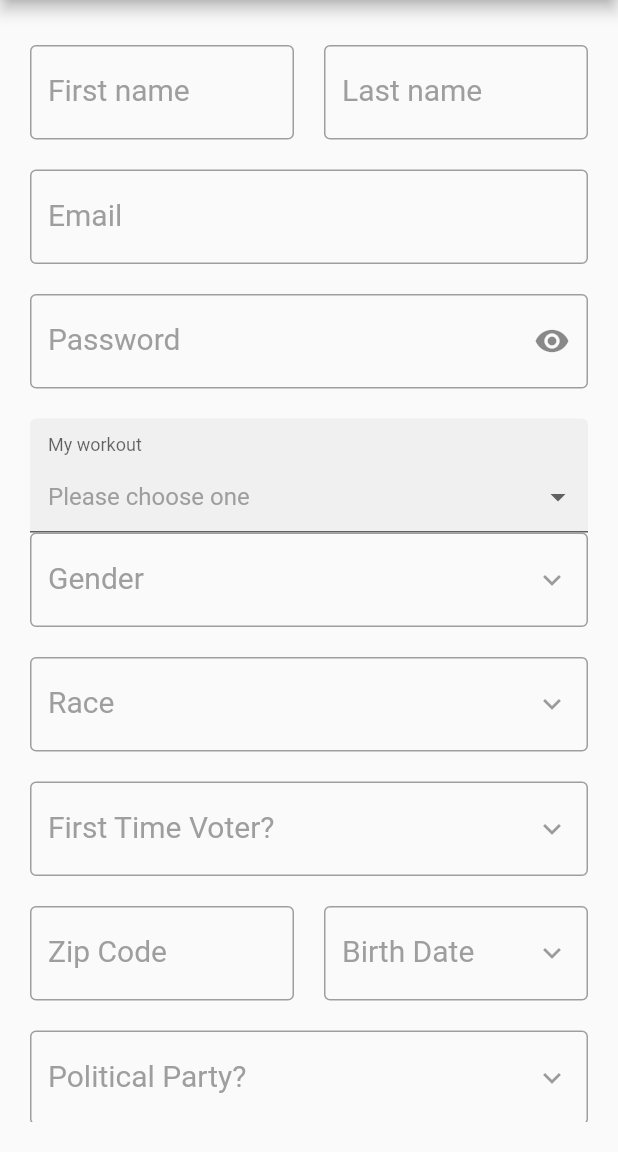
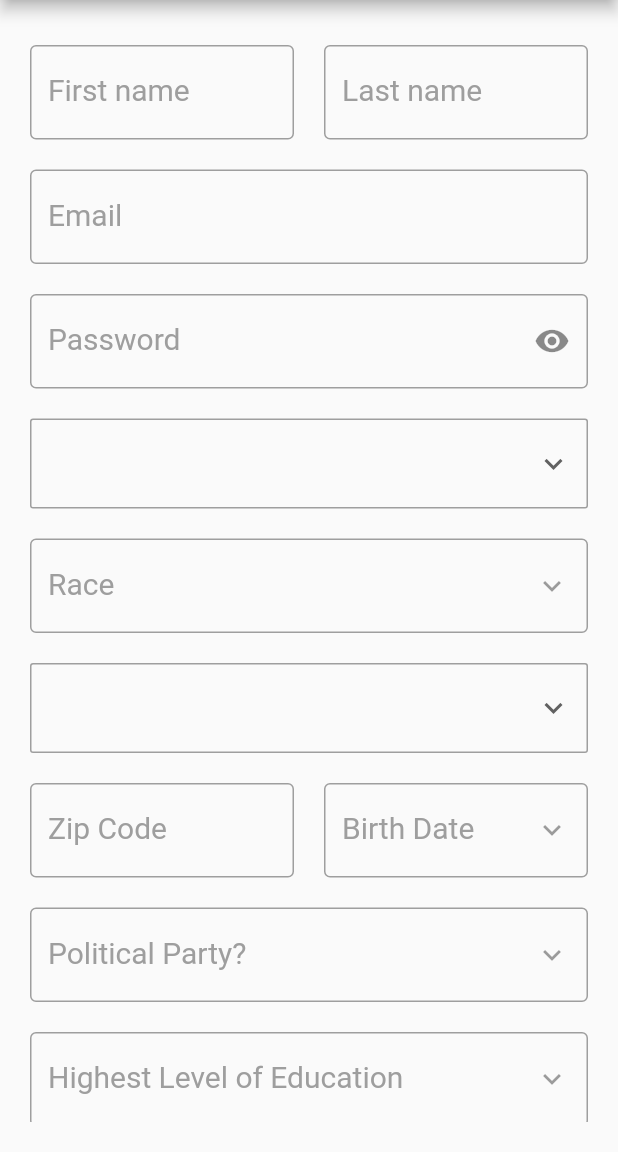
Before and after one commit to nirmal251992/register_demo, a Flutter app: the screen it shows after launch, on a phone screen of 412 x 824 dp, the part 84-1236 px from its top. Run offline on Flutter 3.47's test engine with Material 2 defaults, Android fonts, the phone set to English and light mode, and no system bars; drawn by our look-alikes of dropdown_formfield; Roboto replaces fonts that are missing (Montserrat).

Commit message:
dropdown,cupertinodatepicker

```diff
--- /dev/null
+++ b/lib/Models.dart
@@ -0,0 +1,28 @@
+class Gender {
+  int id;
+  String gender;
+
+  Gender(this.id, this.gender);
+  static List<Gender> getCompanies() {
+    return <Gender>[
+
+      Gender(1, 'Male'),
+      Gender(2, 'Female'),
+
+    ];
+  }
+}
+class FirstVoter {
+  int id;
+  String type;
+
+  FirstVoter(this.id, this.type);
+  static List<FirstVoter> getCompanies() {
+    return <FirstVoter>[
+
+      FirstVoter(1, 'Yes'),
+      FirstVoter(2, 'No'),
+
+    ];
+  }
+}
--- a/lib/constants.dart
+++ b/lib/constants.dart
@@ -12,10 +12,12 @@ abstract class ThemeText {
 abstract class Decor {
   static const InputDecoration decorText = InputDecoration(
 
+
     enabledBorder: OutlineInputBorder(
       borderSide: BorderSide(color: Colors.grey),
     ),
     hintStyle: TextStyle(color: Colors.grey),
+
     labelStyle: TextStyle(color: Colors.grey),
     focusedBorder: OutlineInputBorder(
       borderSide: BorderSide(color: Colors.grey),
--- a/lib/register.dart
+++ b/lib/register.dart
@@ -1,29 +1,136 @@
+
+
+
 
 import 'package:flutter/material.dart';
 import 'constants.dart';
 import 'package:flutter/cupertino.dart';
+import 'dart:io';
+import 'package:intl/intl.dart';
 import 'package:dropdown_formfield/dropdown_formfield.dart';
-
+import 'Models.dart';
 class Register extends StatefulWidget {
   @override
   _RegisterState createState() => _RegisterState();
 }
+
 class _RegisterState extends State<Register> {
 
   TextEditingController fnamecontroller = TextEditingController();
   TextEditingController lnamecontroller = TextEditingController();
   TextEditingController passwordcontroller = TextEditingController();
   TextEditingController emailcontroller = TextEditingController();
+  TextEditingController genderController =  TextEditingController();
+  TextEditingController birthController =  TextEditingController();
+  List<Gender> _genders = Gender.getCompanies();
+  List<DropdownMenuItem<Gender>> _dropdownMenuItems;
+  List<FirstVoter> _firstvoters = FirstVoter.getCompanies();
+  List<DropdownMenuItem<FirstVoter>> _dropdownMenuVoters;
+
+  DateTime selectedDate = DateTime.now();
   bool _obscureText = true;
   String dropdownValue = 'Male';
   String _myActivity;
-  // Toggles the password show status
+  int selected_item = 0;
+  String _selectedText;
+  List<String> items = ['Male','Female'];
+  Gender _selectedItem;
+  FirstVoter _selectedType;
+
+  Future<void> _selectDate(BuildContext context) async {
+    final DateTime picked = await showDatePicker(
+        context: context,
+        initialDate: selectedDate,
+        firstDate: DateTime(1950),
+        lastDate: DateTime.now()
+    );
+
+    if (picked != null && picked != selectedDate)
+      setState(() {
+        selectedDate = picked;
+        String date = new DateFormat('dd-MM-yyyy').format(selectedDate);
+        birthController.text = date;
+        //selectedDate.toString();
+      });
+  }
+
+  Widget _showModalBottomSheet(context){
+    showModalBottomSheet(
+        context: context,
+        builder: (BuildContext context){
+          return Container(
+            height: MediaQuery.of(context).copyWith().size.height / 3,
+            child: _showCupertinoDatePicker(),
+          );
+        }
+    );
+  }
+
+  Widget _showCupertinoDatePicker() {
+    return CupertinoDatePicker(
+      initialDateTime: selectedDate,
+      onDateTimeChanged: (DateTime newDate) {
+        selectedDate = newDate;
+        print('2. onDateTimeChanged : $selectedDate' );
+      },
+      // minimumYear: 2020,
+      // maximumYear: 2050,
+      mode: CupertinoDatePickerMode.date,
+    );
+  }
+  Widget _buildItemPicker() {
+    return CupertinoPicker(
+      itemExtent: 60.0,
+     // backgroundColor: CupertinoColors.white,
+      onSelectedItemChanged: (index) {
+        setState(() {
+          selected_item = index;
+        });
+        print(index);
+      },
+      children: new List<Widget>.generate(items.length, (index) {
+        return new Center(child:
+        Text(items[index]),
+        );
+      }),
+    );
+  }
   void _toggle() {
     setState(() {
       _obscureText = !_obscureText;
     });
   }
-
+  @override
+  void initState() {
+    _dropdownMenuItems = buildDropdownMenuItems(_genders);
+    _dropdownMenuVoters = buildDropdownMenuVoters(_firstvoters);
+   // _selectedItem = _dropdownMenuItems[0].value;
+    super.initState();
+  }
+  List<DropdownMenuItem<FirstVoter>> buildDropdownMenuVoters(List companies) {
+    List<DropdownMenuItem<FirstVoter>> items = List();
+    for (FirstVoter vote in companies) {
+      items.add(
+        DropdownMenuItem(
+          value: vote,
+          child: Text(vote.type),
+        ),
+      );
+    }
+    return items;
+  }
+  List<DropdownMenuItem<Gender>> buildDropdownMenuItems(List companies) {
+    List<DropdownMenuItem<Gender>> items = List();
+    for (Gender gender in companies) {
+      items.add(
+        DropdownMenuItem(
+          value: gender,
+          child: Text(gender.gender),
+        ),
+      );
+    }
+    return items;
+  }
   @override
   Widget build(BuildContext context) {
     return Scaffold(
@@ -65,8 +172,8 @@ class _RegisterState extends State<Register> {
               decoration: Decor.decorText.copyWith(labelText: "Email"),
             ),
             SizedBox(height: 20),
+
             TextFormField(
-
               style: CustomTextStyle.display5(context),
               controller: passwordcontroller,
               decoration: Decor.decorText.
@@ -79,118 +186,78 @@ class _RegisterState extends State<Register> {
               obscureText: _obscureText,
             ),
             SizedBox(height: 20),
-        DropDownFormField(
-          titleText: 'My workout',
-          hintText: 'Please choose one',
-          value: _myActivity,
-          onSaved: (value) {
-            setState(() {
-              _myActivity = value;
-            });
-          },
-          onChanged: (value) {
-            setState(() {
-              _myActivity = value;
-            });
-          },
-          dataSource: [
-            {
-              "display": "Running",
-              "value": "Running",
-            },
-            {
-              "display": "Climbing",
-              "value": "Climbing",
-            },
-            {
-              "display": "Walking",
-              "value": "Walking",
-            },
-            {
-              "display": "Swimming",
-              "value": "Swimming",
-            },
-            {
-              "display": "Soccer Practice",
-              "value": "Soccer Practice",
-            },
-            {
-              "display": "Baseball Practice",
-              "value": "Baseball Practice",
-            },
-            {
-              "display": "Football Practice",
-              "value": "Football Practice",
-            },
-          ],
-          textField: 'display',
-          valueField: 'value',
-        ),
-
-            TextFormField(
-
-              style: CustomTextStyle.display5(context),
-              //controller: ,
-              decoration: Decor.decorText.copyWith(labelText: "Gender",suffixIcon: IconButton(icon: Icon(Icons.keyboard_arrow_down),),),
-              onTap: () {
-                DropdownButton<String>(
-                  value: dropdownValue,
-                  icon: Icon(Icons.arrow_downward),
-                  iconSize: 24,
-                  elevation: 16,
-                  style: TextStyle(color: Colors.deepPurple),
-                  underline: Container(
-                    height: 2,
-                    color: Colors.deepPurpleAccent,
+            Container(
+              height: 60,
+              padding: const EdgeInsets.all(10),
+              decoration: BoxDecoration(
+                  borderRadius: BorderRadius.circular(2.0),
+                  color: Colors.transparent,
+                  border: Border.all(color: Colors.grey),
+                 ),
+              child:
+                  DropdownButtonHideUnderline(
+                    child: DropdownButton(
+                      icon: Icon(Icons.keyboard_arrow_down),
+                      isExpanded: true,
+                        value: _selectedItem,
+                        items: _dropdownMenuItems,
+                        onChanged: (value) {
+                          setState(() {
+                            _selectedItem = value;
+                            print(_selectedItem.gender);
+                           // print(value.toString());
+                            //genderController.text = _selectedItem.gender;
+                          });
+                        }),
                   ),
-                  onChanged: (String newValue) {
-                    setState(() {
-                      dropdownValue = newValue;
-                    });
-                  },
-                  items: <String>['One', 'Two', 'Free', 'Four']
-                      .map<DropdownMenuItem<String>>((String value) {
-                    return DropdownMenuItem<String>(
-                      value: value,
-                      child: Text(value),
-                    );
-                  }).toList(),
-                );
-                FocusScope.of(context).requestFocus(new FocusNode());
-                // showModalBottomSheet(
-                //     context: context,
-                //     builder: (BuildContext builder) {
-                //       return Container(
-                //           height: 200,
-                //          //  width: ,
-                //            child: CupertinoPicker(
-                //         magnification: 1.5,
-                //         backgroundColor: Colors.black87,
-                //         children: <Widget>[
-                //           Text(
-                //             "TextWidget",
-                //             style: TextStyle(
-                //                 color: Colors.white, fontSize: 20),
-                //           ),
-                //         ],
-                //       ),
-                //       );
-                //       }
-                //     );
-                   },
-                 ),
-            SizedBox(height: 20),
+            ),
+            SizedBox(height:20),
+            // TextFormField(
+            //   style: CustomTextStyle.display5(context),
+            //  // controller: genderController,
+            //     showCursor: false,
+            //   decoration:
+            //     Decor.decorText.copyWith(labelText: "Gender",suffixIcon: IconButton(icon: Icon(Icons.keyboard_arrow_down),),),
+            //   onTap: () async {
+            //     FocusScope.of(context).requestFocus(new FocusNode());
+            //     }
+            //   ),
             TextFormField(
               style: CustomTextStyle.display5(context),
             //  controller: lnamecontroller,
               decoration: Decor.decorText.copyWith(labelText: "Race",suffixIcon: IconButton(icon: Icon(Icons.keyboard_arrow_down),),),
             ),
             SizedBox(height: 20),
-            TextFormField(
-              style: CustomTextStyle.display5(context),
-            //  controller: lnamecontroller,
-              decoration: Decor.decorText.copyWith(labelText: "First Time Voter?",suffixIcon: IconButton(icon: Icon(Icons.keyboard_arrow_down),),),
+            Container(
+              height: 60,
+              padding: const EdgeInsets.all(10),
+              decoration: BoxDecoration(
+                borderRadius: BorderRadius.circular(2.0),
+                color: Colors.transparent,
+                border: Border.all(color: Colors.grey),
+              ),
+              child:
+              DropdownButtonHideUnderline(
+                child: DropdownButton(
+                    icon: Icon(Icons.keyboard_arrow_down),
+                    isExpanded: true,
+                    value: _selectedType,
+                    items: _dropdownMenuVoters,
+                    onChanged: (value) {
+                      setState(() {
+                        _selectedType = value;
+                        print(_selectedType.type);
+                        // print(value.toString());
+                        //genderController.text = _selectedItem.gender;
+                      });
+                    }),
+              ),
             ),
+            // TextFormField(
+            //   style: CustomTextStyle.display5(context),
+            // //  controller: lnamecontroller,
+            //   decoration: Decor.decorText.copyWith(labelText: "First Time Voter?",suffixIcon: IconButton(icon: Icon(Icons.keyboard_arrow_down),),),
+            // ),
             SizedBox(height: 20),
             Row(
               mainAxisAlignment: MainAxisAlignment.spaceEvenly,
@@ -206,8 +273,17 @@ class _RegisterState extends State<Register> {
                 Expanded(
                   child: TextFormField(
                     style: CustomTextStyle.display5(context),
-                   // controller: lnamecontroller,
+                   controller: birthController,
                     decoration: Decor.decorText.copyWith(labelText: "Birth Date",suffixIcon: IconButton(icon: Icon(Icons.keyboard_arrow_down),),),
+                    onTap: () {
+                      if (Platform.isIOS) {
+                        _showModalBottomSheet(context);
+                      }
+                      if (Platform.isAndroid) {
+                        _selectDate(context);
+                      }
+                      FocusScope.of(context).requestFocus(new FocusNode());
+                    },
                   ),
                 ),
               ],
@@ -237,5 +313,5 @@ class _RegisterState extends State<Register> {
     );
   }
 
-  void showModelBottomSheet({BuildContext context, Container Function(BuildContext context) builder}) {}
+ // void showModelBottomSheet({BuildContext context, Container Function(BuildContext context) builder}) {}
 }
--- a/pubspec.yaml
+++ b/pubspec.yaml
@@ -29,6 +29,7 @@ dependencies:
   # Use with the CupertinoIcons class for iOS style icons.
   cupertino_icons: ^0.1.3
   dropdown_formfield: ^0.1.3
+  intl: ^0.16.1
 
 dev_dependencies:
   flutter_test:
```
Also changed, not shown: pubspec.lock.
